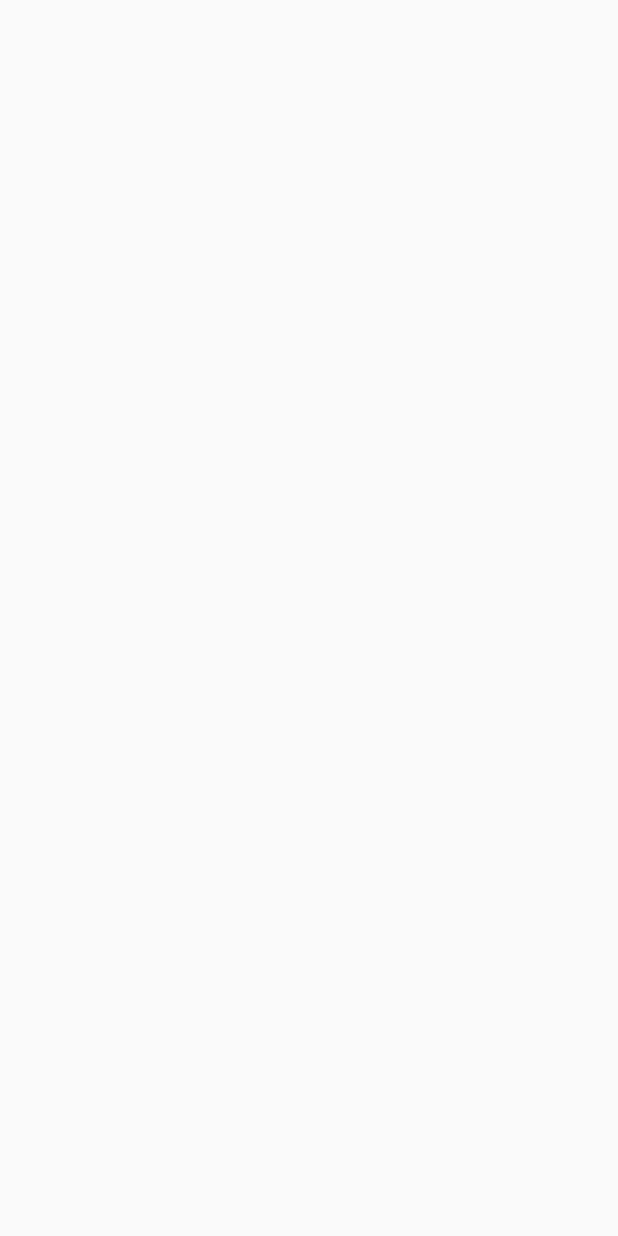
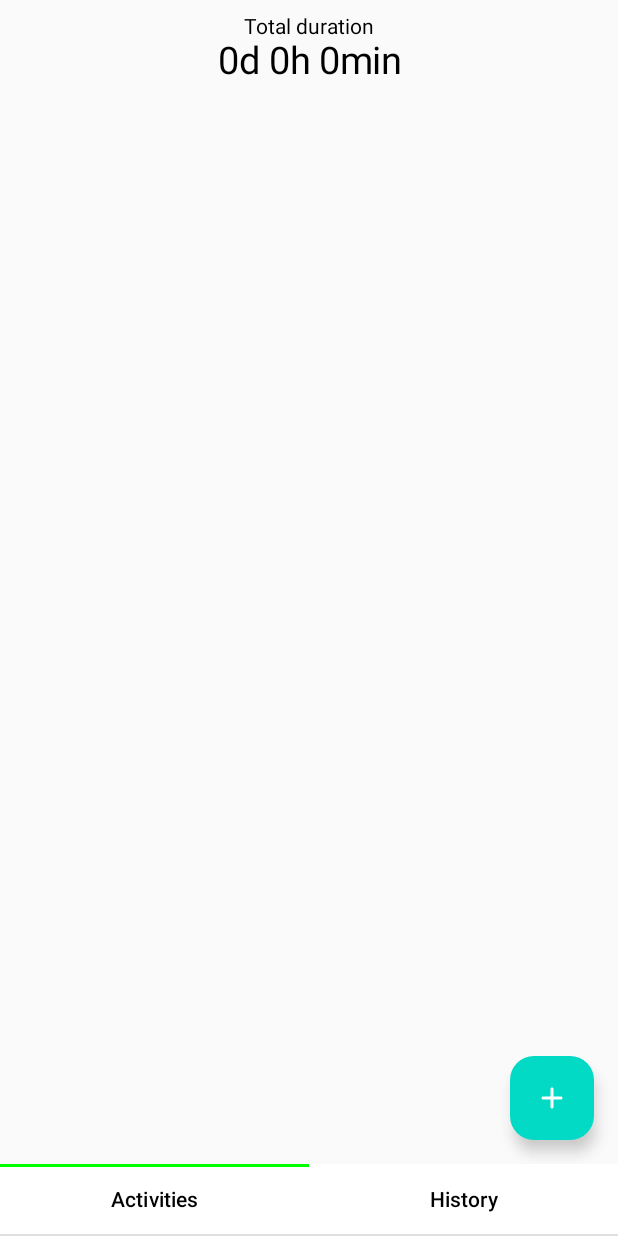
Before and after one commit to ozarski/Scoreboard, an Android app built with Jetpack Compose: the screen it shows after launch (MainActivity), on a phone screen of 412 x 824 dp. Before the commit the screen is empty. Run offline under Robolectric (Android 15) with nearby library versions, the phone set to English and light mode, and no system bars; our stand-ins replace accompanist; libraries missing offline, so code that uses them is left out: com.chargemap.compose; 1 statement that could not run was skipped.

```diff
--- a/app/build.gradle
+++ b/app/build.gradle
@@ -56,6 +56,12 @@ dependencies {
     implementation 'androidx.compose.ui:ui-graphics'
     implementation 'androidx.compose.ui:ui-tooling-preview'
     implementation 'androidx.compose.material3:material3'
+    implementation "com.google.accompanist:accompanist-pager:0.25.0"
+    implementation "com.google.accompanist:accompanist-pager-indicators:0.25.0"
+    //number picker library https://github.com/ChargeMap/Compose-NumberPicker
+    implementation "com.chargemap.compose:numberpicker:1.0.3"
+    //for MutablePair
+    implementation 'org.apache.commons:commons-lang3:3.12.0'
     testImplementation 'junit:junit:4.13.2'
     androidTestImplementation 'androidx.test.ext:junit:1.1.5'
     androidTestImplementation 'androidx.test.espresso:espresso-core:3.4.0'
--- /dev/null
+++ b/app/src/main/java/com/example/scoreboard/ActivitiesTab.kt
@@ -0,0 +1,145 @@
+package com.example.scoreboard
+
+import android.content.Context
+import android.widget.Toast
+import androidx.activity.ComponentActivity
+import androidx.compose.foundation.background
+import androidx.compose.foundation.clickable
+import androidx.compose.foundation.layout.Arrangement
+import androidx.compose.foundation.layout.Column
+import androidx.compose.foundation.layout.Row
+import androidx.compose.foundation.layout.fillMaxSize
+import androidx.compose.foundation.layout.fillMaxWidth
+import androidx.compose.foundation.layout.height
+import androidx.compose.foundation.layout.padding
+import androidx.compose.foundation.layout.width
+import androidx.compose.foundation.lazy.LazyColumn
+import androidx.compose.foundation.shape.RoundedCornerShape
+import androidx.compose.material3.FloatingActionButton
+import androidx.compose.material.MaterialTheme
+import androidx.compose.material.Text
+import androidx.compose.material.icons.Icons
+import androidx.compose.material.icons.rounded.Add
+import androidx.compose.material3.Icon
+import androidx.compose.runtime.Composable
+import androidx.compose.runtime.MutableState
+import androidx.compose.runtime.mutableStateOf
+import androidx.compose.runtime.remember
+import androidx.compose.ui.Alignment
+import androidx.compose.ui.Modifier
+import androidx.compose.ui.graphics.Color
+import androidx.compose.ui.unit.dp
+import androidx.compose.ui.unit.sp
+import androidx.compose.ui.window.Popup
+import com.chargemap.compose.numberpicker.FullHours
+import com.chargemap.compose.numberpicker.Hours
+import com.example.scoreboard.database.StatsDBService
+import com.example.scoreboard.popups.PopupGenerator
+import com.example.scoreboard.popups.WindowCenterOffsetPositionProvider
+
+class ActivitiesTab(private val context: Context) : ComponentActivity() {
+
+    @Composable
+    fun GenerateLayout() {
+        val popupVisible = remember { mutableStateOf(false) }
+        val hourPickerValue = remember { mutableStateOf<Hours>(FullHours(0, 0)) }
+        ActivitiesTabLayout(popupVisible, hourPickerValue)
+    }
+
+    @Composable
+    fun ActivitiesTabLayout(popupVisible: MutableState<Boolean>, hourPickerValue: MutableState<Hours>) {
+        if (popupVisible.value) {
+            PopupGenerator.getInstance(context).AddSessionPopup(popupVisible, hourPickerValue)
+        }
+        Column(
+            modifier = Modifier.fillMaxSize(),
+            verticalArrangement = Arrangement.Top
+        ) {
+            TotalDurationTextView()
+            ActivitiesDurationLazyColumn()
+        }
+
+        Column(modifier = Modifier.fillMaxSize(), verticalArrangement = Arrangement.Bottom) {
+            Row(modifier = Modifier.fillMaxWidth(), horizontalArrangement = Arrangement.End) {
+                FloatingActionButton(
+                    onClick = {
+                        popupVisible.value = true
+                    },
+                    containerColor = MaterialTheme.colors.secondary,
+                    shape = RoundedCornerShape(16.dp),
+                    modifier = Modifier.padding(bottom = 16.dp, end = 16.dp)
+                ) {
+                    Icon(
+                        imageVector = Icons.Rounded.Add,
+                        contentDescription = "Add button",
+                        tint = Color.White
+                    )
+                }
+            }
+        }
+    }
+
+    @Composable
+    fun TotalDurationTextView() {
+        val totalDuration = StatsDBService(context).getTotalDuration()
+        val totalDurationString = durationInSecondsToDaysAndHoursAndMinutes(totalDuration)
+
+        Column(
+            modifier = Modifier.fillMaxWidth(),
+            verticalArrangement = Arrangement.Top,
+            horizontalAlignment = Alignment.CenterHorizontally
+        ) {
+            //Total duration text label
+            Text(
+                text = "Total duration",
+                modifier = Modifier.padding(top = 10.dp)
+            )
+            //Total duration text value
+            Text(
+                text = totalDurationString,
+                fontSize = 25.sp
+            )
+        }
+    }
+
+    @Composable
+    fun ActivitiesDurationLazyColumn() {
+        var tagsWithDurations = StatsDBService(context).getAllTagsWithDurations()
+        tagsWithDurations = tagsWithDurations.sortedBy { it.first.tagName }
+
+        LazyColumn(
+            modifier = Modifier.fillMaxWidth(),
+            verticalArrangement = Arrangement.Top,
+            horizontalAlignment = Alignment.CenterHorizontally
+        ) {
+            items(tagsWithDurations.size) { index ->
+                Row(
+                    modifier = Modifier
+                        .fillMaxWidth()
+                        .padding(top = 10.dp, bottom = 10.dp)
+                ) {
+                    ActivityItem(tagsWithDurations[index])
+                }
+            }
+        }
+    }
+
+    @Composable
+    fun ActivityItem(activityItem: Pair<Tag, Long>) {
+        Row(modifier = Modifier.fillMaxWidth(), horizontalArrangement = Arrangement.SpaceBetween) {
+            Text(
+                text = activityItem.first.tagName,
+                fontSize = 25.sp,
+                modifier = Modifier.padding(start = 10.dp)
+            )
+            val duration = durationInSecondsToDaysAndHoursAndMinutes(activityItem.second)
+            Text(
+                text = duration,
+                fontSize = 25.sp,
+                modifier = Modifier.padding(end = 10.dp)
+            )
+        }
+    }
+
+
+}
--- a/app/src/main/java/com/example/scoreboard/GlobalFunctions.kt
+++ b/app/src/main/java/com/example/scoreboard/GlobalFunctions.kt
@@ -15,3 +15,10 @@ fun setCalendarToDayEnd(calendar: Calendar){
     calendar.set(Calendar.SECOND, 59)
     calendar.set(Calendar.MILLISECOND, 999)
 }
+
+fun durationInSecondsToDaysAndHoursAndMinutes(duration: Long): String{
+    val days = duration / (24 * 60 * 60)
+    val hours = (duration - days * 24 * 60 * 60) / (60 * 60)
+    val minutes = (duration - days * 24 * 60 * 60 - hours * 60 * 60) / 60
+    return "${days}d ${hours}h ${minutes}min"
+}
--- a/app/src/main/java/com/example/scoreboard/MainActivity.kt
+++ b/app/src/main/java/com/example/scoreboard/MainActivity.kt
@@ -1,22 +1,127 @@
 package com.example.scoreboard
 
+import android.app.Fragment
 import android.os.Bundle
 import androidx.activity.ComponentActivity
 import androidx.activity.compose.setContent
+import androidx.compose.foundation.layout.Arrangement
+import androidx.compose.foundation.layout.Column
 import androidx.compose.foundation.layout.fillMaxSize
-import androidx.compose.material3.MaterialTheme
-import androidx.compose.material3.Surface
+import androidx.compose.foundation.layout.offset
+import androidx.compose.material3.Tab
+import androidx.compose.material.TabRow
+import androidx.compose.material.TabRowDefaults
 import androidx.compose.material3.Text
 import androidx.compose.runtime.Composable
+import androidx.compose.runtime.MutableState
+import androidx.compose.runtime.mutableStateOf
+import androidx.compose.runtime.remember
+import androidx.compose.runtime.rememberCoroutineScope
+import androidx.compose.ui.Alignment
 import androidx.compose.ui.Modifier
-import androidx.compose.ui.tooling.preview.Preview
-import com.example.scoreboard.ui.theme.ScoreboardTheme
+import androidx.compose.ui.graphics.Color
+import androidx.compose.ui.unit.dp
+import com.example.scoreboard.database.ScoreboardDatabase
+import com.google.accompanist.pager.ExperimentalPagerApi
+import com.google.accompanist.pager.HorizontalPager
+import com.google.accompanist.pager.PagerState
+import com.google.accompanist.pager.pagerTabIndicatorOffset
+import com.google.accompanist.pager.rememberPagerState
+import kotlinx.coroutines.CoroutineScope
+import kotlinx.coroutines.launch
 
 class MainActivity : ComponentActivity() {
+
+    @OptIn(ExperimentalPagerApi::class)
     override fun onCreate(savedInstanceState: Bundle?) {
         super.onCreate(savedInstanceState)
         setContent {
+            LayoutMain()
+        }
+    }
 
+
+    @ExperimentalPagerApi
+    @Composable
+    fun LayoutMain() {
+
+        val tabs = listOf(
+            this.getString(R.string.main_tabs_activity_tab_title),
+            this.getString(R.string.main_tabs_history_tab_title)
+        )
+        val tabIndex = remember { mutableStateOf(0) }
+        val pagerState = rememberPagerState()
+        val scope = rememberCoroutineScope()
+
+        Column(
+            modifier = Modifier.fillMaxSize(),
+            verticalArrangement = Arrangement.Bottom
+        ) {
+            val pagesModifier = Modifier.weight(1f)
+            MainTabsPager(pagerState = pagerState, tabs = tabs, modifier = pagesModifier)
+            TabRow(
+                selectedTabIndex = tabIndex.value,
+                indicator = { tabPositions ->
+                    TabRowDefaults.Indicator(
+                        Modifier
+                            .pagerTabIndicatorOffset(pagerState, tabPositions)
+                            .offset(y = ((-46).dp)),
+                        color = Color.Green,
+
+                        )
+                },
+                backgroundColor = Color.White
+            ) {
+                MainTabs(tabIndex, scope, pagerState, tabs)
+            }
+        }
+    }
+
+    @ExperimentalPagerApi
+    @Composable
+    fun MainTabs(
+        tabIndex: MutableState<Int>,
+        scope: CoroutineScope,
+        pagerState: PagerState,
+        tabs: List<String>
+    ) {
+        tabs.forEachIndexed { index, title ->
+            Tab(text = { Text(title) },
+                selected = tabIndex.value == index,
+                onClick = {
+                    scope.launch {
+                        pagerState.animateScrollToPage(index)
+                    }
+                    tabIndex.value = index
+                }
+            )
+        }
+    }
+
+    @ExperimentalPagerApi
+    @Composable
+    fun MainTabsPager(pagerState: PagerState, tabs: List<String>, modifier: Modifier) {
+        HorizontalPager(
+            state = pagerState,
+            count = tabs.size,
+            modifier = modifier
+        ) {
+            when (it) {
+                //0 -> MainBooksUI(context).GenerateLayout()
+                //1 -> MainStatsUI(context).GenerateLayout()
+                0 -> {
+                    ActivitiesTab(this@MainActivity).GenerateLayout()
+                }
+
+                1 -> {
+                    Column(
+                        verticalArrangement = Arrangement.Center,
+                        horizontalAlignment = Alignment.CenterHorizontally
+                    ) {
+                        Text("History")
+                    }
+                }
+            }
         }
     }
 }
--- a/app/src/main/java/com/example/scoreboard/Tag.kt
+++ b/app/src/main/java/com/example/scoreboard/Tag.kt
@@ -1,3 +1,3 @@
 package com.example.scoreboard
 
-class Tag(val tagName: String, val id: Long)
+class Tag(val tagName: String, var id: Long)
--- a/app/src/main/java/com/example/scoreboard/database/StatsDBService.kt
+++ b/app/src/main/java/com/example/scoreboard/database/StatsDBService.kt
@@ -2,8 +2,9 @@ package com.example.scoreboard.database
 
 import android.content.Context
 import android.provider.BaseColumns
+import com.example.scoreboard.Tag
 
-class StatsDBService(context: Context): ScoreboardDatabase(context) {
+class StatsDBService(private val appContext: Context): ScoreboardDatabase(appContext) {
 
     fun getTotalDuration(): Long{
         val db = this.readableDatabase
@@ -54,4 +55,12 @@ class StatsDBService(context: Context): ScoreboardDatabase(context) {
         }
         return 0L
     }
+
+    fun getAllTagsWithDurations(): List<Pair<Tag, Long>>{
+        val tagList = TagDBService(appContext).getAllTags()
+        val tagDurationList = tagList.map { tag ->
+            Pair(tag, getDurationForTag(tag.id))
+        }
+        return tagDurationList
+    }
 }
--- a/app/src/main/java/com/example/scoreboard/database/TagDBService.kt
+++ b/app/src/main/java/com/example/scoreboard/database/TagDBService.kt
@@ -70,4 +70,32 @@ class TagDBService(context: Context) : ScoreboardDatabase(context) {
         }
         return null
     }
+
+    fun getAllTags(): List<Tag>{
+        val db = this.readableDatabase
+        val projection = arrayOf(
+            BaseColumns._ID,
+            DatabaseConstants.TagsTable.NAME_COLUMN
+        )
+        val cursor = db.query(
+            DatabaseConstants.TagsTable.TABLE_NAME,
+            projection,
+            null,
+            null,
+            null,
+            null,
+            null
+        )
+        val tags = mutableListOf<Tag>()
+        while(cursor.moveToNext()){
+            val id = cursor.getLong(cursor.getColumnIndexOrThrow(BaseColumns._ID))
+            val tagName =
+                cursor.getString(cursor.getColumnIndexOrThrow(DatabaseConstants.TagsTable.NAME_COLUMN))
+            tags.add(Tag(tagName, id))
+            println("Tag: $id, $tagName")
+        }
+        cursor.close()
+        db.close()
+        return tags
+    }
 }
--- a/app/src/main/java/com/example/scoreboard/session/Session.kt
+++ b/app/src/main/java/com/example/scoreboard/session/Session.kt
@@ -7,7 +7,7 @@ import java.util.Calendar
 class Session(
     private var duration: Long,
     private val date: Calendar,
-    val id: Long,
+    var id: Long,
     val tags: MutableList<Tag>
 ) {
 
--- a/app/src/main/res/values/strings.xml
+++ b/app/src/main/res/values/strings.xml
@@ -1,3 +1,5 @@
 <resources>
     <string name="app_name">Scoreboard</string>
+    <string name="main_tabs_activity_tab_title">Activities</string>
+    <string name="main_tabs_history_tab_title">History</string>
 </resources>
```
Also changed, not shown: app/src/main/java/com/example/scoreboard/database/ScoreboardDatabase.kt (+25 -4 lines), app/src/main/java/com/example/scoreboard/database/SessionDBService.kt (+9 -9 lines), app/src/main/java/com/example/scoreboard/popups/PopupGenerator.kt (added, +226 -0 lines), app/src/main/java/com/example/scoreboard/popups/WindowOffsetPositionProvider.kt (added, +24 -0 lines), 2 other files.
